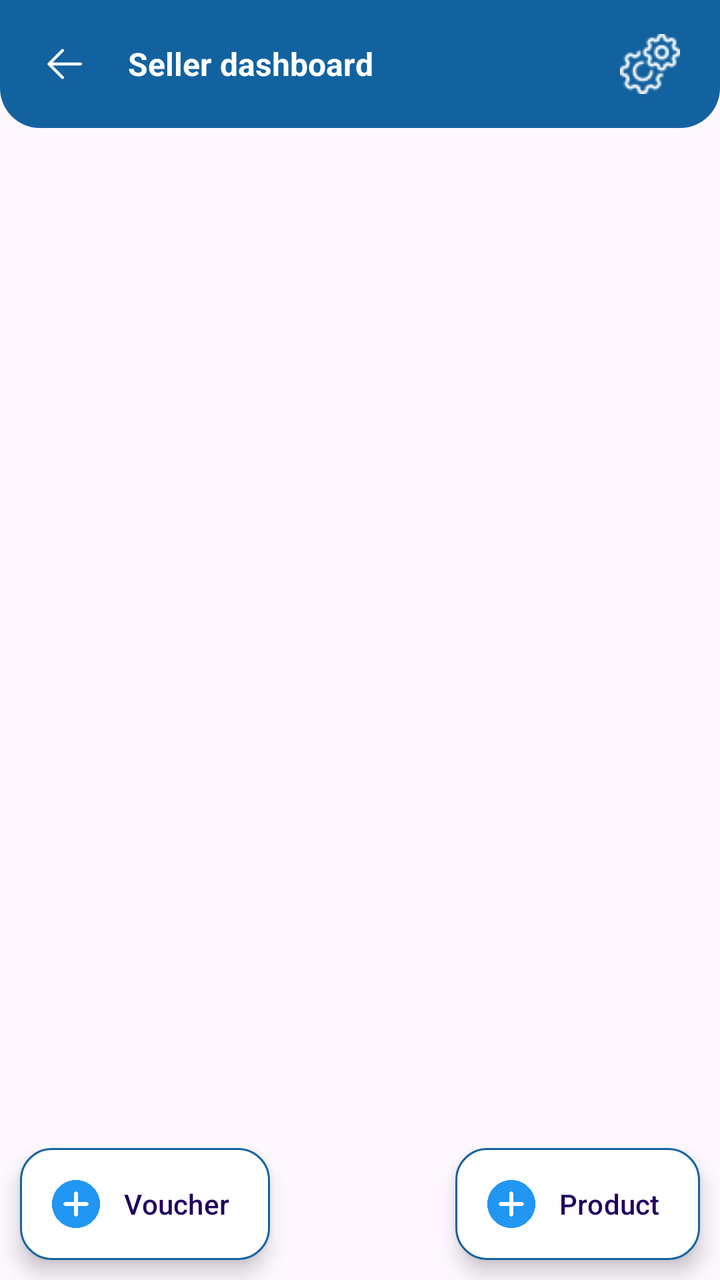
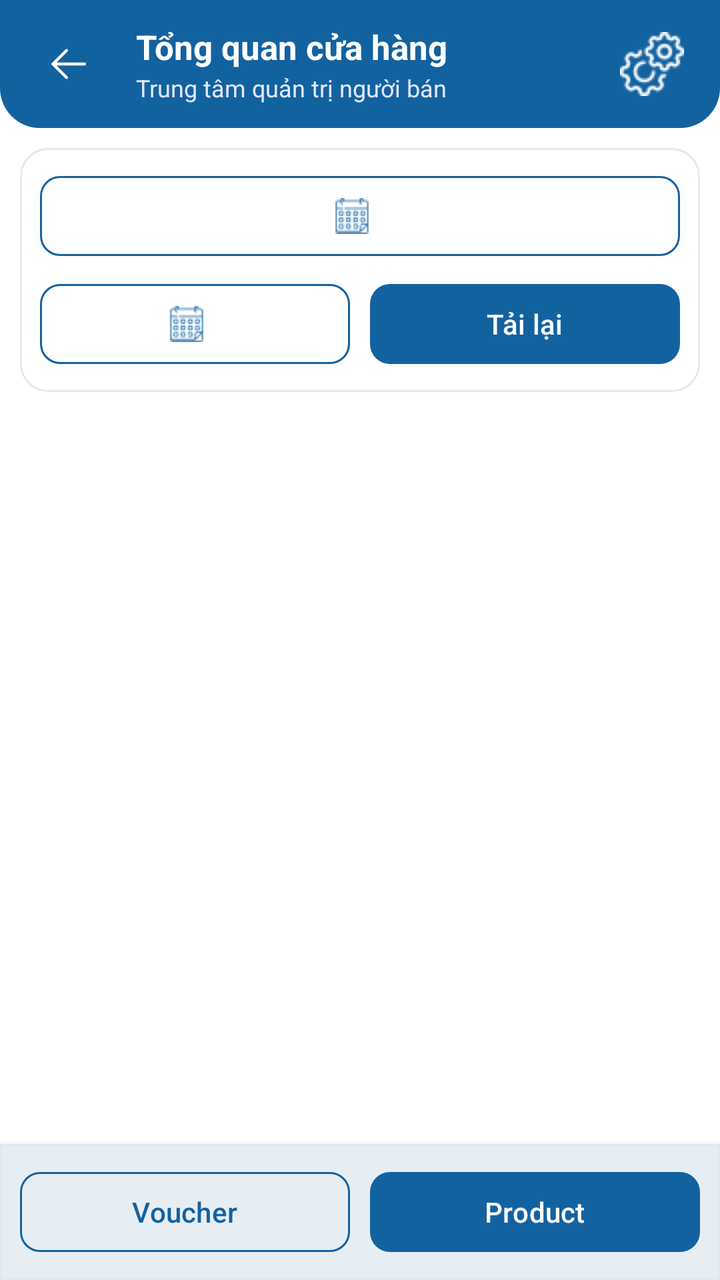

Screens rendered from an Android XML layout before and after an edit, with the pre-edit source and the edit as a unified diff.
<!-- AndroidManifest.xml: application theme Theme.ShoppingApp -->
<!-- res/layout/fragment_dash_board_seller.xml -->
<?xml version="1.0" encoding="utf-8"?>
<RelativeLayout xmlns:android="http://schemas.android.com/apk/res/android"
    xmlns:app="http://schemas.android.com/apk/res-auto"
    xmlns:tools="http://schemas.android.com/tools"
    android:layout_width="match_parent"
    android:layout_height="match_parent"
    android:orientation="vertical"
    tools:context=".ui.view.fragment.seller.DashBoardSellerFragment">

    <LinearLayout
        android:id="@+id/linear_app_bar"
        android:layout_width="match_parent"
        android:layout_height="wrap_content"
        android:background="@drawable/border_under"
        android:backgroundTint="@color/button_color"
        android:fitsSystemWindows="true"
        android:orientation="horizontal"
        android:padding="10dp">

        <ImageView
            android:id="@+id/img_back"
            android:layout_width="wrap_content"
            android:layout_height="wrap_content"
            android:layout_marginStart="10dp"
            android:layout_marginTop="10dp"
            android:layout_marginBottom="10dp"
            android:importantForAccessibility="no"
            android:src="@drawable/icon_back"
            app:tint="@color/white" />

        <com.google.android.material.textview.MaterialTextView
            android:layout_width="0dp"
            android:layout_height="wrap_content"
            android:layout_gravity="center_vertical"
            android:layout_marginStart="20dp"
            android:layout_weight="1"
            android:text="@string/seller_dashboard"
            android:textColor="@color/white"
            android:textSize="16sp"
            android:textStyle="bold" />

        <ImageView
            android:id="@+id/img_setting"
            android:layout_width="30dp"
            android:layout_height="30dp"
            android:layout_gravity="center_vertical"
            android:layout_marginEnd="10dp"
            android:importantForAccessibility="no"
            android:src="@drawable/icon_setting"
            app:tint="@color/white" />

    </LinearLayout>

    <androidx.recyclerview.widget.RecyclerView
        android:id="@+id/recycler_view_dash_board"
        android:layout_width="match_parent"
        android:layout_height="match_parent"
        android:layout_below="@+id/linear_app_bar"
        android:layout_margin="10dp" />

    <LinearLayout
        android:layout_width="match_parent"
        android:layout_height="wrap_content"
        android:layout_alignParentBottom="true"
        android:orientation="horizontal">

        <com.google.android.material.floatingactionbutton.ExtendedFloatingActionButton
            android:id="@+id/btn_new_voucher"
            android:layout_width="wrap_content"
            android:layout_height="wrap_content"
            android:layout_marginStart="10dp"
            android:layout_marginBottom="10dp"
            android:importantForAccessibility="no"
            android:text="@string/create_voucher"
            app:backgroundTint="@color/white"
            app:cornerRadius="10dp"
            app:elevation="10dp"
            app:extendStrategy="wrap_content"
            app:icon="@drawable/icon_add"
            app:iconTint="@null"
            app:strokeColor="@color/button_color"
            app:strokeWidth="1dp" />

        <View
            android:layout_width="0dp"
            android:layout_height="0dp"
            android:layout_weight="1" />

        <com.google.android.material.floatingactionbutton.ExtendedFloatingActionButton
            android:id="@+id/btn_new_product"
            android:layout_width="wrap_content"
            android:layout_height="wrap_content"
            android:layout_marginEnd="10dp"
            android:layout_marginBottom="10dp"
            android:importantForAccessibility="no"
            android:text="@string/new_product"
            app:backgroundTint="@color/white"
            app:cornerRadius="10dp"
            app:elevation="10dp"
            app:extendStrategy="wrap_content"
            app:icon="@drawable/icon_add"
            app:iconTint="@null"
            app:strokeColor="@color/button_color"
            app:strokeWidth="1dp"
            tools:ignore="RelativeOverlap" />

    </LinearLayout>

</RelativeLayout>
<!-- resources referenced by this layout -->
<resources>
  <color name="button_color">#1362A0</color>
  <color name="white">#FFFFFFFF</color>
  <!-- drawable border_under (drawable) -->
  <?xml version="1.0" encoding="utf-8"?>
  <shape xmlns:android="http://schemas.android.com/apk/res/android"
      android:shape="rectangle">
  
      <corners android:bottomLeftRadius="20dp"
          android:bottomRightRadius="20dp"/>
  
  </shape>
  <!-- drawable icon_add: png bitmap (drawable, 15271 bytes) -->
  <string name="create_voucher">Voucher</string>
  <string name="new_product">Product</string>
  <string name="seller_dashboard">Seller dashboard</string>
  <style name="Theme.ShoppingApp" parent="Base.Theme.ShoppingApp" />
  <style name="Base.Theme.ShoppingApp" parent="Theme.Material3.DayNight.NoActionBar">
          
          
      </style>
  <!-- unchanged entries left out for length: 2 -->
</resources>

<!-- the commit's change to res/layout/fragment_dash_board_seller.xml (unified diff, before → after) -->
@@ -1,109 +1,181 @@
 <?xml version="1.0" encoding="utf-8"?>
-<RelativeLayout xmlns:android="http://schemas.android.com/apk/res/android"
+<LinearLayout
+    xmlns:android="http://schemas.android.com/apk/res/android"
     xmlns:app="http://schemas.android.com/apk/res-auto"
-    xmlns:tools="http://schemas.android.com/tools"
     android:layout_width="match_parent"
     android:layout_height="match_parent"
     android:orientation="vertical"
-    tools:context=".ui.view.fragment.seller.DashBoardSellerFragment">
+    android:background="@color/dashboard_surface"
+    android:theme="@style/ThemeOverlay.ShoppingApp.Dashboard">
 
     <LinearLayout
         android:id="@+id/linear_app_bar"
         android:layout_width="match_parent"
         android:layout_height="wrap_content"
+        android:orientation="horizontal"
+        android:gravity="center_vertical"
         android:background="@drawable/border_under"
         android:backgroundTint="@color/button_color"
-        android:fitsSystemWindows="true"
-        android:orientation="horizontal"
-        android:padding="10dp">
+        android:paddingHorizontal="@dimen/dashboard_small_spacing"
+        android:paddingVertical="8dp">
 
-        <ImageView
+        <androidx.appcompat.widget.AppCompatImageButton
             android:id="@+id/img_back"
-            android:layout_width="wrap_content"
-            android:layout_height="wrap_content"
-            android:layout_marginStart="10dp"
-            android:layout_marginTop="10dp"
-            android:layout_marginBottom="10dp"
-            android:importantForAccessibility="no"
+            android:layout_width="@dimen/dashboard_touch_size"
+            android:layout_height="@dimen/dashboard_touch_size"
             android:src="@drawable/icon_back"
+            android:contentDescription="@string/dashboard_back"
+            android:background="?attr/selectableItemBackgroundBorderless"
             app:tint="@color/white" />
 
-        <com.google.android.material.textview.MaterialTextView
+        <LinearLayout
             android:layout_width="0dp"
             android:layout_height="wrap_content"
-            android:layout_gravity="center_vertical"
-            android:layout_marginStart="20dp"
             android:layout_weight="1"
-            android:text="@string/seller_dashboard"
-            android:textColor="@color/white"
-            android:textSize="16sp"
-            android:textStyle="bold" />
+            android:layout_marginStart="@dimen/dashboard_small_spacing"
+            android:orientation="vertical">
 
-        <ImageView
+            <TextView
+                android:layout_width="wrap_content"
+                android:layout_height="wrap_content"
+                android:text="@string/dashboard_title"
+                android:textSize="17sp"
+                android:textColor="@color/white"
+                android:textStyle="bold" />
+
+            <TextView
+                android:layout_width="wrap_content"
+                android:layout_height="wrap_content"
+                android:layout_marginTop="1dp"
+                android:text="@string/dashboard_subtitle"
+                android:textSize="12sp"
+                android:textColor="#E0E7FF" />
+
+        </LinearLayout>
+
+        <androidx.appcompat.widget.AppCompatImageButton
             android:id="@+id/img_setting"
-            android:layout_width="30dp"
-            android:layout_height="30dp"
-            android:layout_gravity="center_vertical"
-            android:layout_marginEnd="10dp"
-            android:importantForAccessibility="no"
+            android:layout_width="@dimen/dashboard_touch_size"
+            android:layout_height="@dimen/dashboard_touch_size"
+            android:padding="@dimen/dashboard_small_spacing"
             android:src="@drawable/icon_setting"
+            android:contentDescription="@string/dashboard_settings"
+            android:background="?attr/selectableItemBackgroundBorderless"
             app:tint="@color/white" />
 
     </LinearLayout>
 
+    <com.google.android.material.card.MaterialCardView
+        android:layout_width="match_parent"
+        android:layout_height="wrap_content"
+        android:layout_marginHorizontal="@dimen/dashboard_spacing"
+        android:layout_marginTop="@dimen/dashboard_small_spacing"
+        app:cardBackgroundColor="?attr/colorSurface"
+        app:cardCornerRadius="14dp"
+        app:cardElevation="0dp"
+        app:strokeColor="#E2E8F0"
+        app:strokeWidth="1dp">
+
+        <LinearLayout
+            android:layout_width="match_parent"
+            android:layout_height="wrap_content"
+            android:orientation="vertical"
+            android:padding="10dp">
+
+            <com.google.android.material.button.MaterialButton
+                android:id="@+id/btn_range"
+                android:layout_width="match_parent"
+                android:layout_height="wrap_content"
+                app:icon="@drawable/icon_calendar"
+                app:iconGravity="textStart"
+                app:iconPadding="8dp"
+                app:iconSize="18dp"
+                app:iconTint="@color/button_color"
+                style="@style/Widget.ShoppingApp.Dashboard.OutlinedButton" />
+
+            <LinearLayout
+                android:layout_width="match_parent"
+                android:layout_height="wrap_content"
+                android:layout_marginTop="6dp"
+                android:orientation="horizontal">
+
+                <com.google.android.material.button.MaterialButton
+                    android:id="@+id/btn_year"
+                    android:layout_width="0dp"
+                    android:layout_weight="1"
+                    android:layout_height="wrap_content"
+                    app:icon="@drawable/icon_calendar"
+                    app:iconGravity="textStart"
+                    app:iconPadding="8dp"
+                    app:iconSize="18dp"
+                    app:iconTint="@color/button_color"
+                    style="@style/Widget.ShoppingApp.Dashboard.OutlinedButton" />
+
+                <com.google.android.material.button.MaterialButton
+                    android:id="@+id/btn_refresh"
+                    android:layout_width="0dp"
+                    android:layout_weight="1"
+                    android:layout_height="wrap_content"
+                    android:layout_marginStart="@dimen/dashboard_small_spacing"
+                    android:text="@string/dashboard_refresh"
+                    style="@style/Widget.ShoppingApp.Dashboard.Button" />
+            </LinearLayout>
+
+        </LinearLayout>
+    </com.google.android.material.card.MaterialCardView>
+
+    <TextView
+        android:id="@+id/filter_error"
+        android:layout_width="match_parent"
+        android:layout_height="wrap_content"
+        android:paddingHorizontal="@dimen/dashboard_spacing"
+        android:layout_marginTop="4dp"
+        android:text="@string/dashboard_invalid"
+        android:textColor="?attr/colorError"
+        android:visibility="gone"
+        android:accessibilityLiveRegion="polite" />
+
     <androidx.recyclerview.widget.RecyclerView
         android:id="@+id/recycler_view_dash_board"
         android:layout_width="match_parent"
-        android:layout_height="match_parent"
-        android:layout_below="@+id/linear_app_bar"
-        android:layout_margin="10dp" />
+        android:layout_height="0dp"
+        android:layout_weight="1"
+        android:clipToPadding="false"
+        android:padding="@dimen/dashboard_spacing" />
 
-    <LinearLayout
+    <com.google.android.material.card.MaterialCardView
         android:layout_width="match_parent"
         android:layout_height="wrap_content"
-        android:layout_alignParentBottom="true"
-        android:orientation="horizontal">
+        app:cardBackgroundColor="?attr/colorSurface"
+        app:cardElevation="6dp"
+        app:cardCornerRadius="0dp"
+        app:strokeColor="#E2E8F0"
+        app:strokeWidth="1dp">
 
-        <com.google.android.material.floatingactionbutton.ExtendedFloatingActionButton
-            android:id="@+id/btn_new_voucher"
-            android:layout_width="wrap_content"
+        <LinearLayout
+            android:layout_width="match_parent"
             android:layout_height="wrap_content"
-            android:layout_marginStart="10dp"
-            android:layout_marginBottom="10dp"
-            android:importantForAccessibility="no"
-            android:text="@string/create_voucher"
-            app:backgroundTint="@color/white"
-            app:cornerRadius="10dp"
-            app:elevation="10dp"
-            app:extendStrategy="wrap_content"
-            app:icon="@drawable/icon_add"
-            app:iconTint="@null"
-            app:strokeColor="@color/button_color"
-            app:strokeWidth="1dp" />
+            android:orientation="horizontal"
+            android:paddingHorizontal="@dimen/dashboard_spacing"
+            android:paddingVertical="@dimen/dashboard_small_spacing">
 
-        <View
-            android:layout_width="0dp"
-            android:layout_height="0dp"
-            android:layout_weight="1" />
+            <com.google.android.material.button.MaterialButton
+                android:id="@+id/btn_new_voucher"
+                android:layout_width="0dp"
+                android:layout_weight="1"
+                android:layout_height="wrap_content"
+                android:text="@string/create_voucher"
+                style="@style/Widget.ShoppingApp.Dashboard.OutlinedButton" />
 
-        <com.google.android.material.floatingactionbutton.ExtendedFloatingActionButton
-            android:id="@+id/btn_new_product"
-            android:layout_width="wrap_content"
-            android:layout_height="wrap_content"
-            android:layout_marginEnd="10dp"
-            android:layout_marginBottom="10dp"
-            android:importantForAccessibility="no"
-            android:text="@string/new_product"
-            app:backgroundTint="@color/white"
-            app:cornerRadius="10dp"
-            app:elevation="10dp"
-            app:extendStrategy="wrap_content"
-            app:icon="@drawable/icon_add"
-            app:iconTint="@null"
-            app:strokeColor="@color/button_color"
-            app:strokeWidth="1dp"
-            tools:ignore="RelativeOverlap" />
+            <com.google.android.material.button.MaterialButton
+                android:id="@+id/btn_new_product"
+                android:layout_width="0dp"
+                android:layout_weight="1"
+                android:layout_height="wrap_content"
+                android:layout_marginStart="@dimen/dashboard_small_spacing"
+                android:text="@string/new_product"
+                style="@style/Widget.ShoppingApp.Dashboard.Button" />
+        </LinearLayout>
+    </com.google.android.material.card.MaterialCardView>
 
-    </LinearLayout>
-
-</RelativeLayout>
+</LinearLayout>
<!-- resource entries referenced after the edit -->
@@ -1,7 +1,11 @@
 <!-- resources referenced by this layout -->
 <resources>
   <color name="button_color">#1362A0</color>
+  <color name="dashboard_surface">@color/white</color>
   <color name="white">#FFFFFFFF</color>
+  <dimen name="dashboard_small_spacing">10dp</dimen>
+  <dimen name="dashboard_spacing">10dp</dimen>
+  <dimen name="dashboard_touch_size">48dp</dimen>
   <!-- drawable border_under (drawable) -->
   <?xml version="1.0" encoding="utf-8"?>
   <shape xmlns:android="http://schemas.android.com/apk/res/android"
@@ -11,15 +15,57 @@
           android:bottomRightRadius="20dp"/>
   
   </shape>
-  <!-- drawable icon_add: png bitmap (drawable, 15271 bytes) -->
+  <!-- drawable icon_calendar: png bitmap (drawable, 762 bytes) -->
   <string name="create_voucher">Voucher</string>
+  <string name="dashboard_back">Quay lại</string>
+  <string name="dashboard_invalid">Khoảng ngày phải hợp lệ, tối đa 366 ngày; năm từ 1900 đến 9998.</string>
+  <string name="dashboard_refresh">Tải lại</string>
+  <string name="dashboard_settings">Cài đặt cửa hàng</string>
+  <string name="dashboard_subtitle">Trung tâm quản trị người bán</string>
+  <string name="dashboard_title">Tổng quan cửa hàng</string>
   <string name="new_product">Product</string>
-  <string name="seller_dashboard">Seller dashboard</string>
+  <style name="ThemeOverlay.ShoppingApp.Dashboard" parent="">
+          <item name="colorPrimary">@color/button_color</item>
+          <item name="colorOnPrimary">@color/white</item>
+          <item name="colorPrimaryContainer">@color/dashboard_panel</item>
+          <item name="colorOnPrimaryContainer">@color/dashboard_on_surface</item>
+          <item name="colorSecondary">@color/button_color</item>
+          <item name="colorTertiary">@color/grey</item>
+          <item name="colorSurface">@color/dashboard_surface</item>
+          <item name="colorOnSurface">@color/dashboard_on_surface</item>
+          <item name="colorSurfaceVariant">@color/dashboard_panel</item>
+          <item name="colorOnSurfaceVariant">@color/dashboard_secondary_text</item>
+          <item name="colorOutline">@color/grey</item>
+          <item name="colorControlActivated">@color/button_color</item>
+      </style>
+  <style name="Widget.ShoppingApp.Dashboard.Button" parent="Widget.Material3.Button">
+          <item name="cornerRadius">@dimen/dashboard_corner_radius</item>
+          <item name="backgroundTint">@color/dashboard_button_tint</item>
+          <item name="android:textColor">@color/dashboard_button_text</item>
+          <item name="android:textSize">@dimen/dashboard_text_size</item>
+          <item name="android:minHeight">@dimen/dashboard_touch_size</item>
+      </style>
+  <style name="Widget.ShoppingApp.Dashboard.OutlinedButton" parent="Widget.Material3.Button.OutlinedButton">
+          <item name="cornerRadius">@dimen/dashboard_corner_radius</item>
+          <item name="backgroundTint">@color/dashboard_surface</item>
+          <item name="strokeColor">@color/button_color</item>
+          <item name="android:textColor">@color/dashboard_outlined_text</item>
+          <item name="android:textSize">@dimen/dashboard_text_size</item>
+          <item name="android:minHeight">@dimen/dashboard_touch_size</item>
+      </style>
   <style name="Theme.ShoppingApp" parent="Base.Theme.ShoppingApp" />
+  <color name="dashboard_panel">@color/light_grey</color>
+  <color name="dashboard_on_surface">@color/black</color>
+  <color name="grey">#8D8A8A</color>
+  <color name="dashboard_secondary_text">#595959</color>
+  <dimen name="dashboard_corner_radius">10dp</dimen>
+  <dimen name="dashboard_text_size">14sp</dimen>
   <style name="Base.Theme.ShoppingApp" parent="Theme.Material3.DayNight.NoActionBar">
           
           
       </style>
+  <color name="light_grey">#EBE7E7</color>
+  <color name="black">#FF000000</color>
   <!-- unchanged entries left out for length: 2 -->
 </resources>
 
